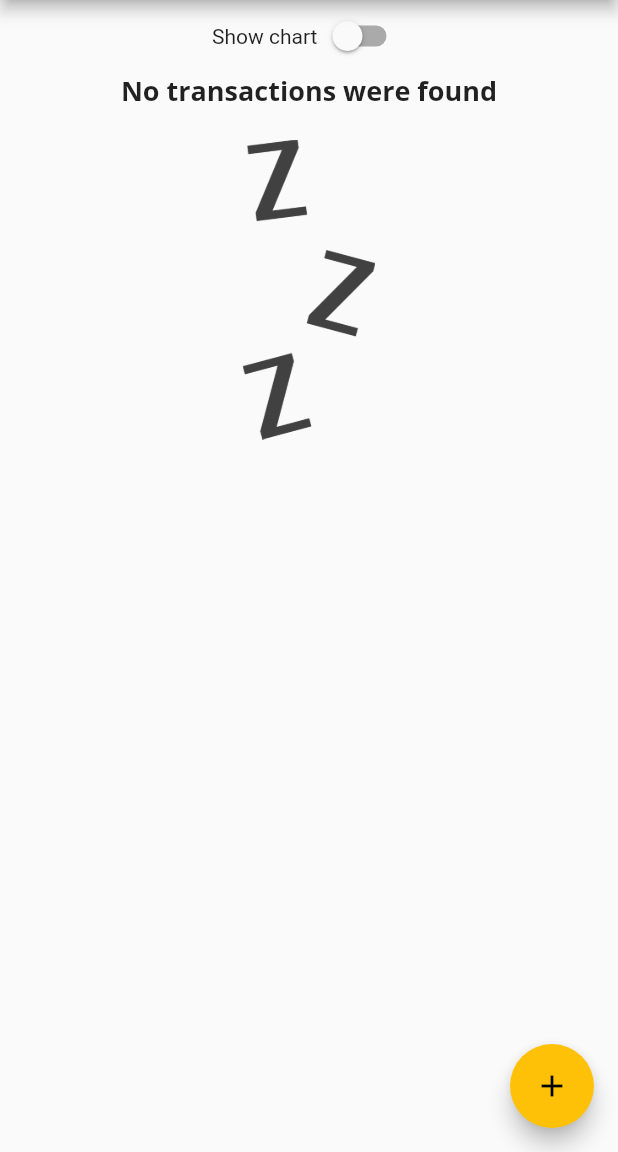
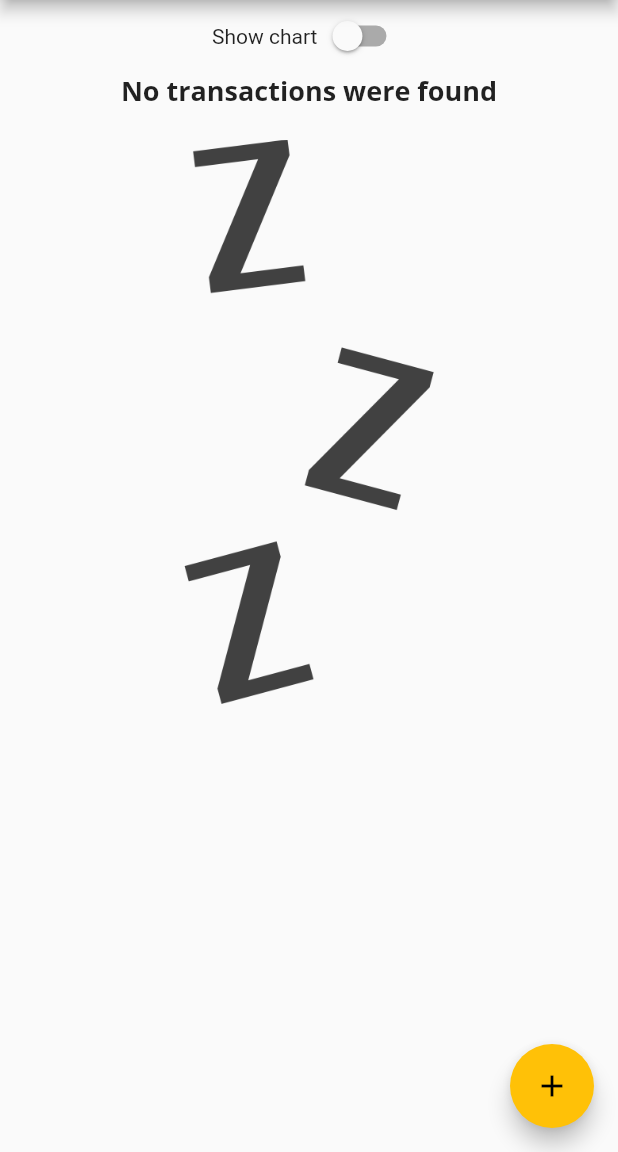
Before and after one commit to edubskiy/airbank, a Flutter app: the screen it shows after launch, on a phone screen of 412 x 824 dp, the part 84-1236 px from its top. Run offline on Flutter 3.47's test engine with Material 2 defaults, Android fonts, the phone set to English and light mode, and no system bars.

Commit message:
Added mediaquery to dynamically calculate no transactions found image

```diff
--- a/lib/main.dart
+++ b/lib/main.dart
@@ -130,10 +130,10 @@ class _HomePageState extends State<HomePage> {
             ),
             if (_isChartShown) Container(
               height: (MediaQuery.of(context).size.height -
-                appBar.preferredSize.height - MediaQuery.of(context).padding.top) * 0.3,
+                appBar.preferredSize.height - MediaQuery.of(context).padding.top) * 0.8,
               child: Chart(recentTransactions)
-            ),
-            Container(
+            )
+            else Container(
               height: (MediaQuery.of(context).size.height -
                 appBar.preferredSize.height - MediaQuery.of(context).padding.top) * 0.7,
               child: TransactionList(_userTransactions, _deleteTransaction)
--- a/lib/widgets/transaction_list.dart
+++ b/lib/widgets/transaction_list.dart
@@ -14,8 +14,9 @@ class TransactionList extends StatelessWidget {
     return Container(
       height: MediaQuery.of(context).size.height * 0.6,
       child: transactions.isEmpty
-          ? Column(
-              children: <Widget>[
+          ? LayoutBuilder(
+            builder: (ctx, constraints) {
+              return Column(children: <Widget>[
                   Text(
                     'No transactions were found',
                     style: Theme.of(context).textTheme.title,
@@ -24,14 +25,15 @@ class TransactionList extends StatelessWidget {
                     height: 20,
                   ),
                   Container(
-                  height: 200,
+                    height: constraints.maxHeight * 0.7,
                     child: Image.asset(
                       'assets/images/waiting.png',
                       fit: BoxFit.cover,
                     ),
                   )
                 ],
-            )
+              );
+            })
           : ListView.builder(
               itemBuilder: (ctx, index) {
                 return Card(
```
Lines whose indentation alone changed are shown as unchanged.
